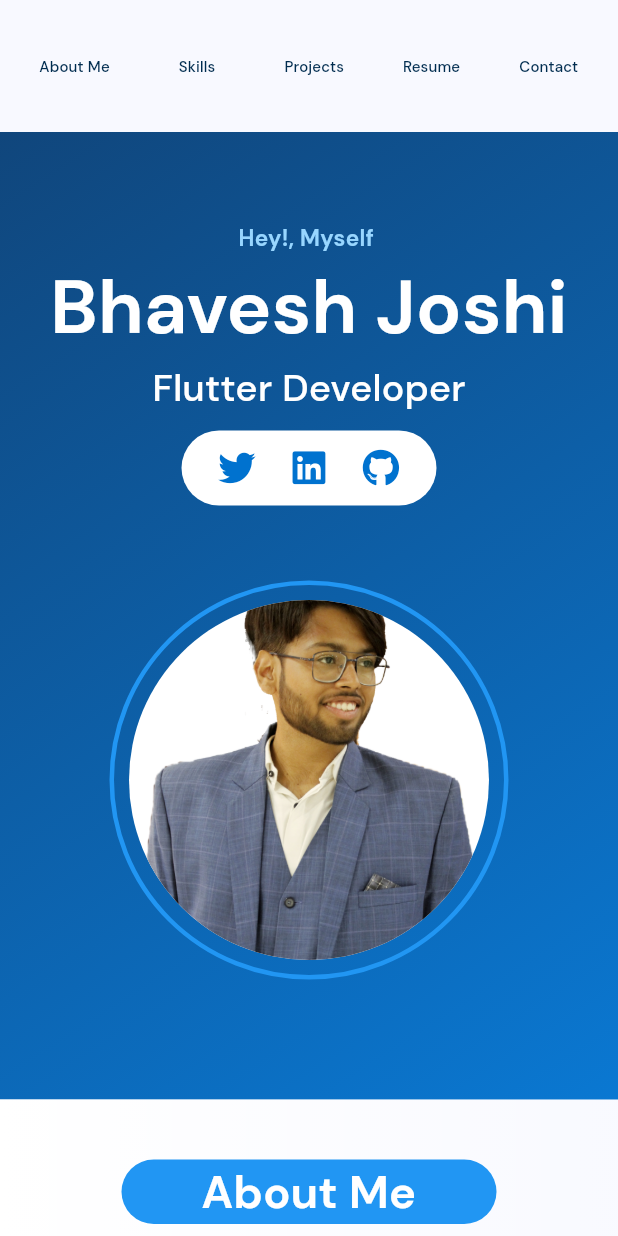
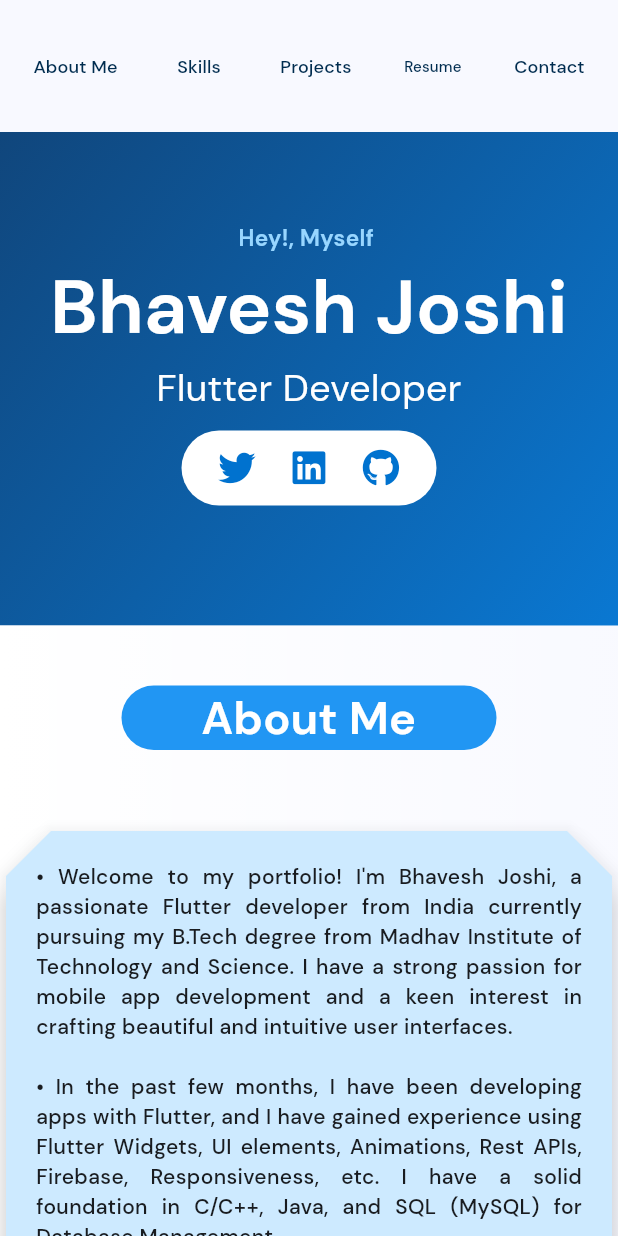
Before and after one commit to bhaveshj2611/My-Portfolio, a Flutter app: the screen it shows after launch, on a phone screen of 412 x 824 dp. Run offline on Flutter 3.47's test engine with Material 2 defaults, Android fonts, the phone set to English and light mode, and no system bars; drawn by our look-alikes of animated_text_kit; our stand-ins replace cloud_firestore, firebase_core, font_awesome_flutter, responsive_builder; accounts and stored records are empty.

Commit message:
updated portfolio

```diff
--- a/lib/containers/about_me.dart
+++ b/lib/containers/about_me.dart
@@ -1,4 +1,5 @@
 import 'package:flutter/material.dart';
+import 'package:portfolio_webapp/widgets/bird.dart';
 import 'package:responsive_builder/responsive_builder.dart';
 
 import '../utils/constants.dart';
@@ -53,14 +54,22 @@ Widget mobileAbout() {
           const SizedBox(
             height: 50,
           ),
-          Container(
+          Card(
+            borderOnForeground: true,
+            shape: const BeveledRectangleBorder(
+                borderRadius: BorderRadius.all(Radius.circular(30))),
+            surfaceTintColor: Colors.white,
+            color: const Color.fromARGB(255, 197, 231, 255),
+            elevation: 10,
+            child: Container(
               width: 700,
-            color: const Color.fromARGB(48, 33, 149, 243),
+              // color: const Color.fromARGB(48, 33, 149, 243),
               padding: const EdgeInsets.all(20),
               child: Text(
                 aboutMe,
                 textAlign: TextAlign.justify,
                 style: const TextStyle(fontWeight: FontWeight.w500),
+              ),
             ),
           ),
           const SizedBox(
@@ -100,33 +109,30 @@ Widget desktopAbout() {
           const SizedBox(
             height: 50,
           ),
-          Container(
-            height: 400,
-            width: double.infinity,
-            color: const Color.fromARGB(48, 33, 149, 243),
+          Card(
+            shape: const BeveledRectangleBorder(
+                borderRadius: BorderRadius.all(Radius.circular(30))),
+            surfaceTintColor: Colors.white,
+            color: const Color.fromARGB(255, 255, 255, 255),
+            elevation: 20,
             child: Wrap(
+              alignment: WrapAlignment.spaceEvenly,
               children: [
                 Container(
                   width: 700,
-                  padding: const EdgeInsets.all(20),
+                  padding: const EdgeInsets.all(30),
+                  child: Center(
                     child: Text(
                       aboutMe,
                       textAlign: TextAlign.justify,
                       style: const TextStyle(fontWeight: FontWeight.w500),
                     ),
                   ),
-                const SizedBox(
-                  width: 100,
                 ),
-                if (w! > 1160)
-                  Container(
-                    height: 350,
-                    width: 350,
-                    decoration: const BoxDecoration(
-                      image: DecorationImage(
-                          image: AssetImage(aboutFlutter), fit: BoxFit.cover),
-                    ),
-                  ),
+                // const SizedBox(
+                //   width: 50,
+                // ),
+                if (w! > 1160) const Bird(),
               ],
             ),
           )
--- a/lib/containers/main_container.dart
+++ b/lib/containers/main_container.dart
@@ -3,7 +3,6 @@ import 'package:flutter/material.dart';
 import 'package:portfolio_webapp/widgets/avatar.dart';
 import 'package:portfolio_webapp/widgets/front_socials.dart';
 import 'package:responsive_builder/responsive_builder.dart';
-import '../utils/constants.dart';
 
 class MainContainer extends StatefulWidget {
   const MainContainer({super.key});
@@ -30,82 +29,52 @@ Widget mobileMainContainer() {
   return Column(
     children: [
       Container(
-        child: Column(
+        child: const Column(
             crossAxisAlignment: CrossAxisAlignment.center,
             mainAxisAlignment: MainAxisAlignment.start,
             children: [
-              const Text(
+              Text(
                 "Hey!, Myself ",
                 style: TextStyle(
                     fontSize: 15,
                     color: Color.fromARGB(255, 152, 214, 255),
                     fontWeight: FontWeight.w800),
               ),
-              const Text(
+              Text(
                 "Bhavesh Joshi",
                 style: TextStyle(
                     fontSize: 50,
                     color: Colors.white,
                     fontWeight: FontWeight.bold),
               ),
-              AnimatedTextKit(
-                animatedTexts: [
-                  TypewriterAnimatedText(
-                    'Flutter Developer',
-                    textStyle: const TextStyle(
-                      color: Colors.white,
-                      fontSize: 25,
-                      fontWeight: FontWeight.w500,
-                    ),
-                    speed: const Duration(milliseconds: 150),
-                  ),
-                  TypewriterAnimatedText(
-                    'CSE Undergrad',
-                    textStyle: const TextStyle(
-                      color: Colors.white,
-                      fontSize: 25,
-                      fontWeight: FontWeight.w500,
-                    ),
-                    speed: const Duration(milliseconds: 150),
-                  ),
-                  TypewriterAnimatedText(
-                    'Coding Enthusiast',
-                    textStyle: const TextStyle(
-                      color: Colors.white,
-                      fontSize: 25.0,
-                      fontWeight: FontWeight.w500,
-                    ),
-                    speed: const Duration(milliseconds: 150),
-                  ),
-                ],
-                totalRepeatCount: 10,
-                pause: const Duration(milliseconds: 1000),
-                displayFullTextOnTap: true,
+              Text(
+                'Flutter Developer',
+                style: TextStyle(color: Colors.white, fontSize: 25),
               ),
-              const SizedBox(
+              SizedBox(
                 height: 10,
               ),
-              const Socials(),
+              Socials(),
             ]),
       ),
       const SizedBox(
         height: 50,
       ),
-      Container(
-        margin: const EdgeInsets.all(0),
-        padding: const EdgeInsets.all(10),
-        decoration: BoxDecoration(
-            shape: BoxShape.circle,
-            border: Border.all(color: Colors.blue, width: 3)),
-        child: const CircleAvatar(
-          foregroundImage: AssetImage(profile2),
-          backgroundColor: Color.fromARGB(255, 255, 255, 255),
-          radius: 120,
-        ),
-      ),
-      const SizedBox(
-        height: 50,
-      ),
+      // Container(
+      //   margin: const EdgeInsets.all(0),
+      //   padding: const EdgeInsets.all(10),
+      //   decoration: BoxDecoration(
+      //       shape: BoxShape.circle,
+      //       border: Border.all(color: Colors.blue, width: 3)),
+      //   child: const CircleAvatar(
+      //     foregroundImage: AssetImage(profile2),
+      //     backgroundColor: Color.fromARGB(255, 255, 255, 255),
+      //     radius: 120,
+      //   ),
+      // ),
+      // const SizedBox(
+      //   height: 50,
+      // ),
     ],
   );
 }
--- a/lib/pages/home_page.dart
+++ b/lib/pages/home_page.dart
@@ -23,6 +23,17 @@ class _HomePageState extends State<HomePage> with TickerProviderStateMixin {
   final aboutKey = GlobalKey();
   final projectKey = GlobalKey();
   final contactKey = GlobalKey();
+  bool backToTop = false;
+
+  @override
+  void initState() {
+    _scrollController.addListener(() {
+      setState(() {
+        backToTop = _scrollController.offset > 400 ? true : false;
+      });
+    });
+    super.initState();
+  }
 
   @override
   void dispose() {
@@ -71,7 +82,7 @@ class _HomePageState extends State<HomePage> with TickerProviderStateMixin {
           text,
           style: TextStyle(
               color: const Color.fromARGB(255, 0, 44, 79),
-              fontSize: isMobile ? 10 : 16),
+              fontSize: isMobile ? 12 : 16),
         ));
   }
 
@@ -84,7 +95,8 @@ class _HomePageState extends State<HomePage> with TickerProviderStateMixin {
       isMobile = true;
     }
     return Scaffold(
-      body: SingleChildScrollView(
+      body: Stack(children: [
+        SingleChildScrollView(
           controller: _scrollController,
           child: Column(
             children: [
@@ -157,10 +169,13 @@ class _HomePageState extends State<HomePage> with TickerProviderStateMixin {
                   ? Container(
                       width: double.infinity,
                       decoration: const BoxDecoration(
-                      gradient: LinearGradient(colors: [
+                        gradient: LinearGradient(
+                            colors: [
                               Color.fromARGB(255, 16, 70, 124),
                               Color.fromARGB(255, 10, 120, 210)
-                      ], begin: Alignment.topLeft, end: Alignment.bottomRight),
+                            ],
+                            begin: Alignment.topLeft,
+                            end: Alignment.bottomRight),
                       ),
                       child: const Column(children: [
                         SizedBox(
@@ -176,10 +191,13 @@ class _HomePageState extends State<HomePage> with TickerProviderStateMixin {
                       width: 1100,
                       decoration: BoxDecoration(
                         borderRadius: BorderRadius.circular(50),
-                      gradient: const LinearGradient(colors: [
+                        gradient: const LinearGradient(
+                            colors: [
                               Color.fromARGB(255, 16, 70, 124),
                               Color.fromARGB(255, 10, 120, 210)
-                      ], begin: Alignment.topLeft, end: Alignment.bottomRight),
+                            ],
+                            begin: Alignment.topLeft,
+                            end: Alignment.bottomRight),
                       ),
                       child: const Column(children: [
                         SizedBox(
@@ -199,6 +217,34 @@ class _HomePageState extends State<HomePage> with TickerProviderStateMixin {
             ],
           ),
         ),
+        isMobile
+            ? const SizedBox()
+            : Positioned(
+                right: 30,
+                bottom: 30,
+                child: bTT(_scrollController, backToTop)),
+      ]),
     );
   }
 }
+
+Widget bTT(ScrollController scrollController, bool backToTop) {
+  return backToTop
+      ? Container(
+          child: ElevatedButton(
+              onPressed: () {
+                scrollController.animateTo(0,
+                    duration: const Duration(milliseconds: 700),
+                    curve: Curves.easeInOut);
+              },
+              style: ElevatedButton.styleFrom(
+                  backgroundColor: Colors.blue,
+                  minimumSize: const Size(150, 50)),
+              child: const Icon(
+                Icons.arrow_drop_up,
+                color: Colors.white,
+                size: 50,
+              )),
+        )
+      : const SizedBox();
+}
--- a/lib/utils/constants.dart
+++ b/lib/utils/constants.dart
@@ -25,7 +25,7 @@ const String moxshow = 'assets/images/moxshow.png';
 const String expense = 'assets/images/expense.jpg';
 const String gotquiz = 'assets/images/quiz.png';
 
-const String aboutFlutter = 'assets/images/aboutFlutter.png';
+const String aboutFlutter = 'assets/images/high-five.gif';
 
 final Uri twitterUrl = Uri.parse('https://twitter.com/bhaveshj26');
 final Uri linkedinUrl = Uri.parse('https://linkedin.com/in/bhavesh-joshi-');
@@ -34,7 +34,7 @@ final Uri instaUrl = Uri.parse('https://www.instagram.com/__bhavesh.26');
 final Uri mailUrl = Uri.parse('https://bhaveshj2611@gmail.com');
 
 final Uri resumeUrl = Uri.parse(
-    'https://drive.google.com/file/d/1kmAMtPwLJRBvtunmTzNhISzfD151cYGI/view?usp=sharing');
+    'https://drive.google.com/file/d/1g8Wsp8mFOjxKkoIx5R73LneI-ejIMviN/view?usp=sharing');
 
 final Uri moxshowUrl = Uri.parse('https://github.com/bhaveshj2611/MoxShow');
 final Uri ttUrl = Uri.parse('https://github.com/bhaveshj2611/GOT_Quiz_App');
@@ -42,4 +42,4 @@ final Uri expensexUrl =
     Uri.parse('https://github.com/bhaveshj2611/Expense_Tracker_App');
 
 String aboutMe =
-    'Welcome to my portfolio! I\'m Bhavesh Joshi, a passionate Flutter developer from India currently pursuing my B.Tech degree from Madhav Institute of Technology and Science. I have a strong passion for mobile app development and a keen interest in crafting beautiful and intuitive user interfaces. With a strong desire to learn and grow, I am ready to make a meaningful impact in the world of technology.\n\nIn the past few months, I have been developing apps with Flutter, and I have gained experience using Flutter Widgets, UI elements, Animations, Rest APIs, Firebase, Responsiveness, etc. I am also equipped with a solid foundation in languages such as C/C++ and Java, as well as a strong understanding of Database Management using SQL (MySQL).\n\nI\'m excited about the opportunity to work on diverse projects and contribute to the success of businesses through my Flutter development skills. If you have an idea or project in mind, let\'s connect and discuss how we can bring it to life.\n\nThank you for visiting my portfolio. I look forward to the possibility of working together and creating exceptional Flutter experiences.';
+    '• Welcome to my portfolio! I\'m Bhavesh Joshi, a passionate Flutter developer from India currently pursuing my B.Tech degree from Madhav Institute of Technology and Science. I have a strong passion for mobile app development and a keen interest in crafting beautiful and intuitive user interfaces.\n\n• In the past few months, I have been developing apps with Flutter, and I have gained experience using Flutter Widgets, UI elements, Animations, Rest APIs, Firebase, Responsiveness, etc. I have a solid foundation in C/C++, Java, and SQL (MySQL) for Database Management.\n\n• I\'m excited about the opportunity to work on diverse projects and contribute to the success of businesses through my Flutter development skills. If you have an idea or project in mind, let\'s connect and discuss how we can bring it to life.\n\n• Thank you for visiting my portfolio. I look forward to the possibility of working together and creating exceptional Flutter experiences.';
```
Also changed, not shown: lib/widgets/bird.dart (added, +26 -0 lines), lib/widgets/project.dart (+9 -10 lines), lib/widgets/techstack_logo.dart (+9 -9 lines), assets/images/aboutFlutter.png, assets/images/expense.jpg, assets/images/high-five.gif (added), 6 other files. Lines whose indentation alone changed are shown as unchanged.
